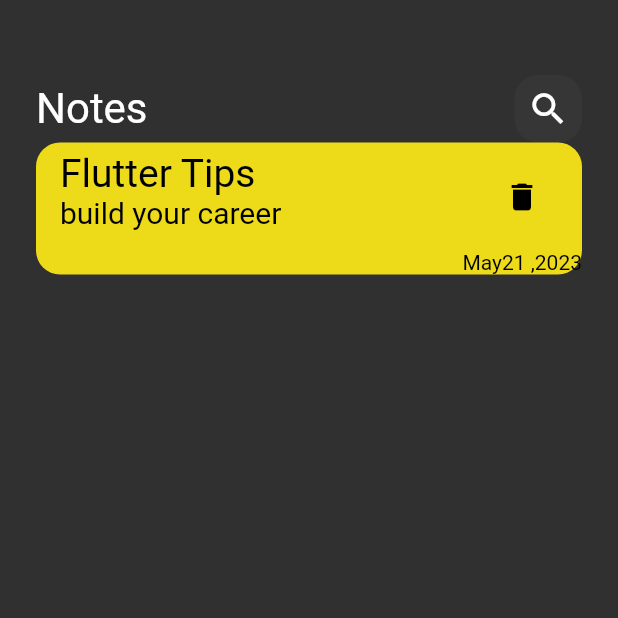
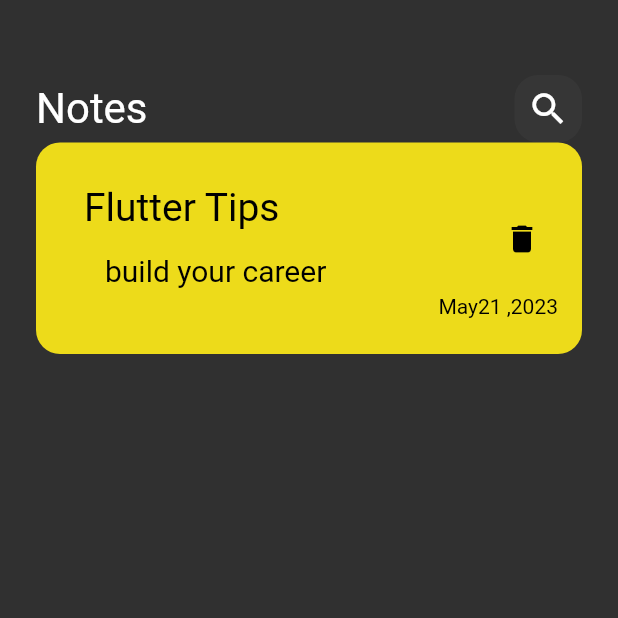
Before and after one commit to afandy72/flutter, a Flutter app: the screen it shows after launch, on a phone screen of 412 x 824 dp, the top half of it. Run offline on Flutter 3.47's test engine with Material 2 defaults, Android fonts, the phone set to English and light mode, and no system bars.

Commit message:
11- CON Padding

```diff
--- a/lib/views/Widgets/notes_view_body.dart
+++ b/lib/views/Widgets/notes_view_body.dart
@@ -28,6 +28,7 @@ class NoteItem extends StatelessWidget {
   @override
   Widget build(BuildContext context) {
     return Container(
+      padding: EdgeInsets.only(top: 24, bottom: 24, left: 16),
       decoration: BoxDecoration(
         color: Color.fromARGB(255, 237, 219, 26),
         borderRadius: BorderRadius.circular(16),
@@ -38,17 +39,23 @@ class NoteItem extends StatelessWidget {
             'Flutter Tips',
             style: TextStyle(color: Colors.black, fontSize: 26),
           ),
-          subtitle: Text('build your career',
-              style: TextStyle(color: Colors.black, fontSize: 20)),
+          subtitle: Padding(
+            padding: const EdgeInsets.only(left: 14, top: 16),
+            child: Text('build your career',
+                style: TextStyle(color: Colors.black, fontSize: 20)),
+          ),
           trailing: IconButton(
             onPressed: () {},
             icon: Icon(Icons.delete, color: Colors.black),
           ),
         ),
-        Text(
-          'May21 ,2023',
-          style: TextStyle(
-            color: Colors.black,
+        Padding(
+          padding: const EdgeInsets.only(right: 16),
+          child: Text(
+            'May21 ,2023',
+            style: TextStyle(
+              color: Colors.black,
+            ),
           ),
         )
       ]),
```
